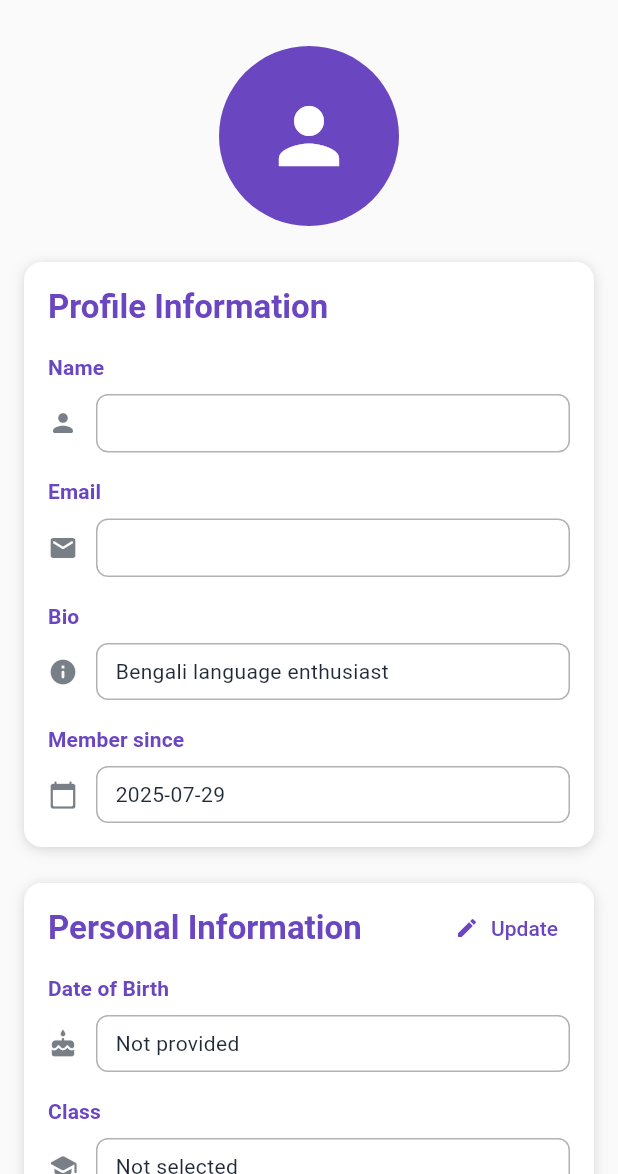
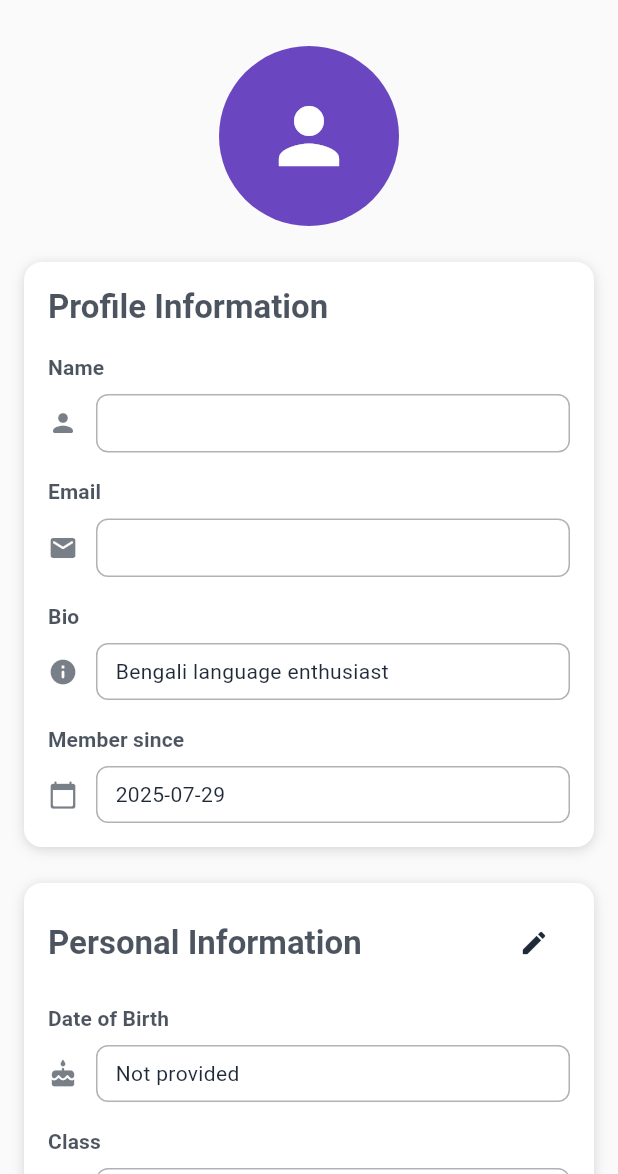
Before and after one commit to Subrata2402/prepinbengali, a Flutter app: the ProfileScreen screen opened directly, on a phone screen of 412 x 824 dp, the part 62-1236 px from its top. Run offline on Flutter 3.47's test engine with Material 3 defaults, Android fonts, the phone set to English and light mode, and no system bars; our stand-ins replace firebase_auth, firebase_core, google_sign_in, shared_preferences; accounts and stored records are empty.

Commit message:
feat: Update app branding and splash screen, modify contact information

```diff
--- a/lib/screens/contact_screen.dart
+++ b/lib/screens/contact_screen.dart
@@ -53,7 +53,7 @@ class ContactScreen extends StatelessWidget {
                       context,
                       icon: Icons.email_rounded,
                       title: 'Email',
-                      subtitle: 'support@prepinbengali.com',
+                      subtitle: 'support@prepinbengali.in',
                       onTap: () {
                         // TODO: Open email app
                         ScaffoldMessenger.of(context).showSnackBar(
--- a/lib/screens/privacy_policy_screen.dart
+++ b/lib/screens/privacy_policy_screen.dart
@@ -24,7 +24,7 @@ class PrivacyPolicyScreen extends StatelessWidget {
               'Privacy Policy',
               style: Theme.of(context).textTheme.headlineMedium?.copyWith(
                 fontWeight: FontWeight.bold,
-                color: Theme.of(context).colorScheme.primary,
+                color: Theme.of(context).colorScheme.onSurface.withValues(alpha: 0.8),
               ),
             ),
             const SizedBox(height: 8),
@@ -88,7 +88,7 @@ class PrivacyPolicyScreen extends StatelessWidget {
             _buildSection(
               context,
               title: '9. Contact Us',
-              content: 'If you have any questions about this privacy policy, please contact us at:\n\nEmail: privacy@prepinbengali.com\nAddress: Dhaka, Bangladesh',
+              content: 'If you have any questions about this privacy policy, please contact us at:\n\nEmail: support@prepinbengali.in\nAddress: Midnapore, West Bengal, India',
             ),
 
             const SizedBox(height: 80),
@@ -108,7 +108,7 @@ class PrivacyPolicyScreen extends StatelessWidget {
             title,
             style: Theme.of(context).textTheme.titleLarge?.copyWith(
               fontWeight: FontWeight.bold,
-              color: Theme.of(context).colorScheme.primary,
+              color: Theme.of(context).colorScheme.onSurface.withValues(alpha: 0.8),
             ),
           ),
           const SizedBox(height: 8),
--- a/lib/screens/profile_screen.dart
+++ b/lib/screens/profile_screen.dart
@@ -166,7 +166,7 @@ class _ProfileScreenState extends State<ProfileScreen> {
                       'Profile Information',
                       style: Theme.of(context).textTheme.titleLarge?.copyWith(
                         fontWeight: FontWeight.bold,
-                        color: Theme.of(context).colorScheme.primary,
+                        color: Theme.of(context).colorScheme.onSurface.withValues(alpha: 0.8),
                       ),
                     ),
 
@@ -240,11 +240,11 @@ class _ProfileScreenState extends State<ProfileScreen> {
                           'Personal Information',
                           style: Theme.of(context).textTheme.titleLarge?.copyWith(
                             fontWeight: FontWeight.bold,
-                            color: Theme.of(context).colorScheme.primary,
+                            color: Theme.of(context).colorScheme.onSurface.withValues(alpha: 0.8),
                           ),
                         ),
-                        // Edit Personal Info Button
-                        TextButton.icon(
+                        IconButton(
+                          icon: const Icon(Icons.edit_rounded, size: 20),
                           onPressed: () {
                             // Navigate to onboarding to update information
                             Navigator.of(context).pushNamed('/onboarding').then((_) {
@@ -252,13 +252,6 @@ class _ProfileScreenState extends State<ProfileScreen> {
                               _loadOnboardingData();
                             });
                           },
-                          icon: const Icon(Icons.edit_rounded, size: 16),
-                          label: const Text('Update'),
-                          style: TextButton.styleFrom(
-                            padding: const EdgeInsets.symmetric(horizontal: 8, vertical: 4),
-                            minimumSize: Size.zero,
-                            tapTargetSize: MaterialTapTargetSize.shrinkWrap,
-                          ),
                         ),
                       ],
                     ),
@@ -343,7 +336,7 @@ class _ProfileScreenState extends State<ProfileScreen> {
                       'Learning Statistics',
                       style: Theme.of(context).textTheme.titleLarge?.copyWith(
                         fontWeight: FontWeight.bold,
-                        color: Theme.of(context).colorScheme.primary,
+                        color: Theme.of(context).colorScheme.onSurface.withValues(alpha: 0.8),
                       ),
                     ),
 
@@ -414,36 +407,36 @@ class _ProfileScreenState extends State<ProfileScreen> {
               ),
               child: Column(
                 children: [
-                  ListTile(
-                    leading: Icon(
-                      Icons.security_rounded,
-                      color: Theme.of(context).colorScheme.primary,
-                    ),
-                    title: const Text('Privacy Settings'),
-                    subtitle: const Text('Manage your privacy preferences'),
-                    trailing: const Icon(Icons.arrow_forward_ios_rounded, size: 16),
-                    onTap: () {
-                      // TODO: Navigate to privacy settings
-                      ScaffoldMessenger.of(context).showSnackBar(
-                        const SnackBar(content: Text('Privacy settings coming soon!')),
-                      );
-                    },
-                  ),
-                  ListTile(
-                    leading: Icon(
-                      Icons.notifications_rounded,
-                      color: Theme.of(context).colorScheme.primary,
-                    ),
-                    title: const Text('Notification Settings'),
-                    subtitle: const Text('Configure your notifications'),
-                    trailing: const Icon(Icons.arrow_forward_ios_rounded, size: 16),
-                    onTap: () {
-                      // TODO: Navigate to notification settings
-                      ScaffoldMessenger.of(context).showSnackBar(
-                        const SnackBar(content: Text('Notification settings coming soon!')),
-                      );
-                    },
-                  ),
+                  // ListTile(
+                  //   leading: Icon(
+                  //     Icons.security_rounded,
+                  //     color: Theme.of(context).colorScheme.primary,
+                  //   ),
+                  //   title: const Text('Privacy Settings'),
+                  //   subtitle: const Text('Manage your privacy preferences'),
+                  //   trailing: const Icon(Icons.arrow_forward_ios_rounded, size: 16),
+                  //   onTap: () {
+                  //     // TODO: Navigate to privacy settings
+                  //     ScaffoldMessenger.of(context).showSnackBar(
+                  //       const SnackBar(content: Text('Privacy settings coming soon!')),
+                  //     );
+                  //   },
+                  // ),
+                  // ListTile(
+                  //   leading: Icon(
+                  //     Icons.notifications_rounded,
+                  //     color: Theme.of(context).colorScheme.primary,
+                  //   ),
+                  //   title: const Text('Notification Settings'),
+                  //   subtitle: const Text('Configure your notifications'),
+                  //   trailing: const Icon(Icons.arrow_forward_ios_rounded, size: 16),
+                  //   onTap: () {
+                  //     // TODO: Navigate to notification settings
+                  //     ScaffoldMessenger.of(context).showSnackBar(
+                  //       const SnackBar(content: Text('Notification settings coming soon!')),
+                  //     );
+                  //   },
+                  // ),
                   ListTile(
                     leading: const Icon(
                       Icons.logout_rounded,
@@ -483,7 +476,7 @@ class _ProfileScreenState extends State<ProfileScreen> {
           label,
           style: Theme.of(context).textTheme.labelLarge?.copyWith(
             fontWeight: FontWeight.w600,
-            color: Theme.of(context).colorScheme.primary,
+            color: Theme.of(context).colorScheme.onSurface.withValues(alpha: 0.8),
           ),
         ),
         const SizedBox(height: 8),
--- a/lib/screens/settings_screen.dart
+++ b/lib/screens/settings_screen.dart
@@ -28,8 +28,8 @@ class SettingsScreen extends StatelessWidget {
           const SizedBox(height: 24),
 
           // App Info Section
-          _buildSectionHeader(context, 'About'),
-          _buildAppInfoCard(context),
+          // _buildSectionHeader(context, 'About'),
+          // _buildAppInfoCard(context),
 
           const SizedBox(height: 24),
 
--- a/lib/screens/terms_conditions_screen.dart
+++ b/lib/screens/terms_conditions_screen.dart
@@ -24,7 +24,7 @@ class TermsConditionsScreen extends StatelessWidget {
               'Terms and Conditions',
               style: Theme.of(context).textTheme.headlineMedium?.copyWith(
                 fontWeight: FontWeight.bold,
-                color: Theme.of(context).colorScheme.primary,
+                color: Theme.of(context).colorScheme.onSurface.withValues(alpha: 0.8),
               ),
             ),
             const SizedBox(height: 8),
@@ -106,7 +106,7 @@ class TermsConditionsScreen extends StatelessWidget {
             _buildSection(
               context,
               title: '12. Contact Information',
-              content: 'If you have any questions about these Terms and Conditions, please contact us at:\n\nEmail: legal@prepinbengali.com\nAddress: Dhaka, Bangladesh',
+              content: 'If you have any questions about these Terms and Conditions, please contact us at:\n\nEmail: support@prepinbengali.in\nAddress: Midnapore, West Bengal, India',
             ),
 
             const SizedBox(height: 80),
@@ -126,7 +126,7 @@ class TermsConditionsScreen extends StatelessWidget {
             title,
             style: Theme.of(context).textTheme.titleLarge?.copyWith(
               fontWeight: FontWeight.bold,
-              color: Theme.of(context).colorScheme.primary,
+              color: Theme.of(context).colorScheme.onSurface.withValues(alpha: 0.8),
             ),
           ),
           const SizedBox(height: 8),
```
Also changed, not shown: lib/screens/menu_tab_screen.dart (+7 -7 lines), 25 other files.
